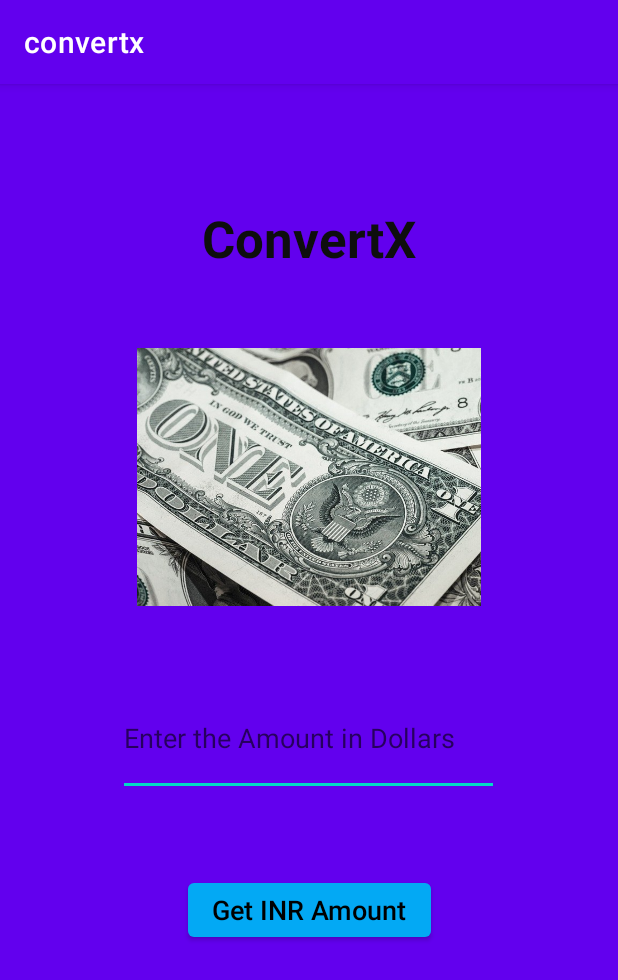
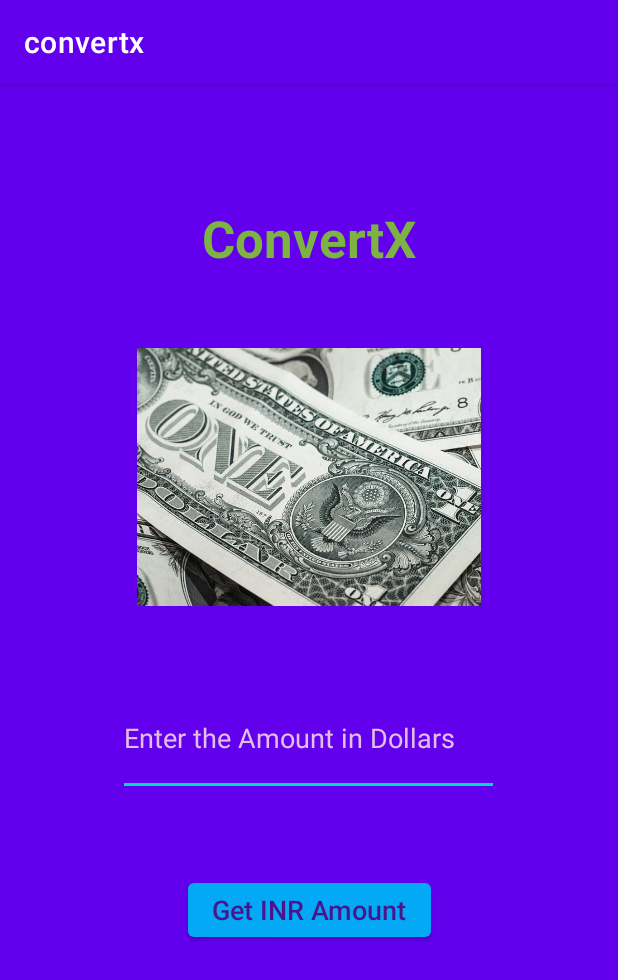
Before and after one commit to MohsinAli0899/ConvertX-App, an Android app: the screen it shows after launch (MainActivity), on a phone screen of 412 x 824 dp. Shown: the top 980 px of the screen. Run offline under Robolectric (Android 15) with nearby library versions, the phone set to English and light mode, and no system bars.

Commit message:
Final Commit

```diff
--- a/app/src/main/res/layout/activity_main.xml
+++ b/app/src/main/res/layout/activity_main.xml
@@ -14,8 +14,8 @@
         android:layout_marginLeft="10sp"
         android:layout_marginTop="80dp"
         android:layout_marginRight="10sp"
-        android:text="ConvertX"
-        android:textColor="#0E0E0E"
+        android:text="@string/convertx"
+        android:textColor="#7CB342"
         android:textSize="34sp"
         android:textStyle="bold"
         app:layout_constraintLeft_toLeftOf="parent"
@@ -28,14 +28,16 @@
         android:layout_height="77dp"
         android:layout_marginTop="272dp"
         android:ems="10"
-        android:hint="Enter the Amount in Dollars"
+        android:hint="@string/enter_the_amount_in_dollars"
         android:inputType="number"
         android:textColorHighlight="#040303"
+        android:textColorHint="#E1BEE7"
         android:textColorLink="#0C0C0C"
         app:layout_constraintEnd_toEndOf="parent"
         app:layout_constraintHorizontal_bias="0.497"
         app:layout_constraintStart_toStartOf="parent"
-        app:layout_constraintTop_toBottomOf="@+id/textView" />
+        app:layout_constraintTop_toBottomOf="@+id/textView"
+        android:autofillHints="" />
 
     <Button
         android:id="@+id/button"
@@ -44,13 +46,14 @@
         android:layout_marginTop="52dp"
         android:fontFamily="sans-serif-medium"
         android:onClick="btnClick"
-        android:text="Get INR Amount"
+        android:text="@string/get_inr_amount"
         android:textAppearance="@style/TextAppearance.AppCompat.Medium"
-        android:textColor="@color/black"
+        android:textColor="#4A148C"
         app:backgroundTint="#03A9F4"
         app:layout_constraintEnd_toEndOf="parent"
         app:layout_constraintStart_toStartOf="parent"
-        app:layout_constraintTop_toBottomOf="@+id/dollarAmount" />
+        app:layout_constraintTop_toBottomOf="@+id/dollarAmount"
+        tools:ignore="TextContrastCheck" />
 
     <ImageView
         android:id="@+id/imageView"
@@ -60,7 +63,8 @@
         app:layout_constraintEnd_toEndOf="parent"
         app:layout_constraintStart_toStartOf="parent"
         app:layout_constraintTop_toBottomOf="@+id/textView"
-        app:srcCompat="@drawable/cur" />
+        app:srcCompat="@drawable/cur"
+        android:contentDescription="TODO" />
 
     <TextView
         android:id="@+id/textView2"
--- a/app/src/main/res/values/strings.xml
+++ b/app/src/main/res/values/strings.xml
@@ -1,3 +1,6 @@
 <resources>
     <string name="app_name">convertx</string>
+    <string name="convertx">ConvertX</string>
+    <string name="enter_the_amount_in_dollars">Enter the Amount in Dollars</string>
+    <string name="get_inr_amount">Get INR Amount</string>
 </resources>
```
